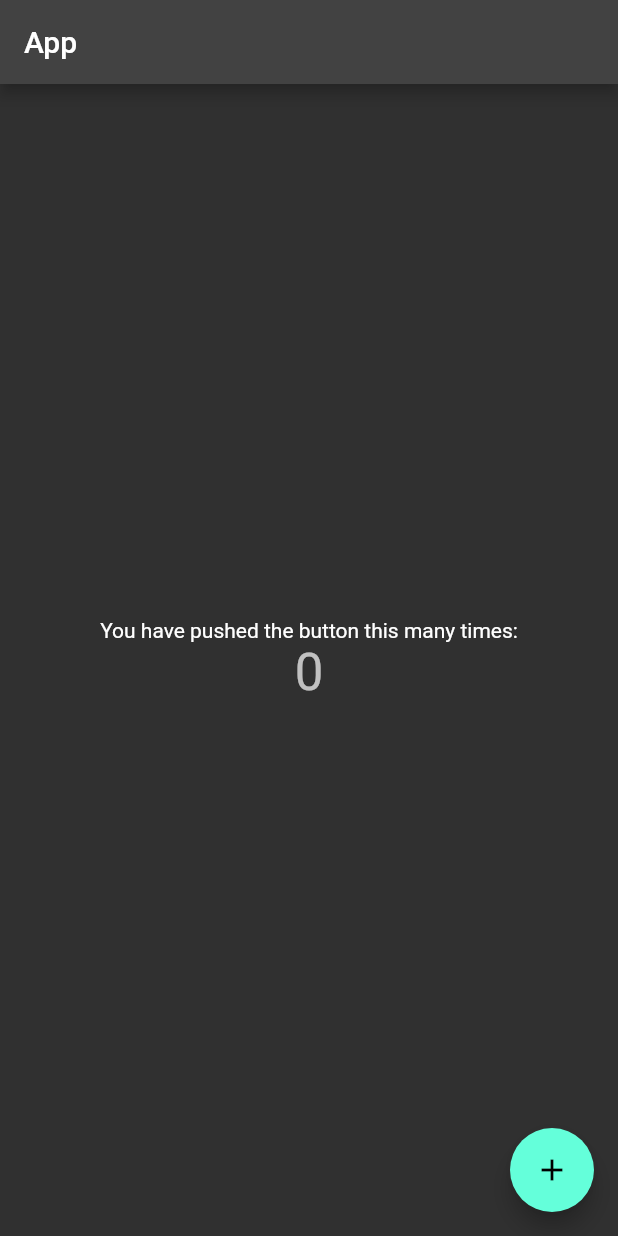
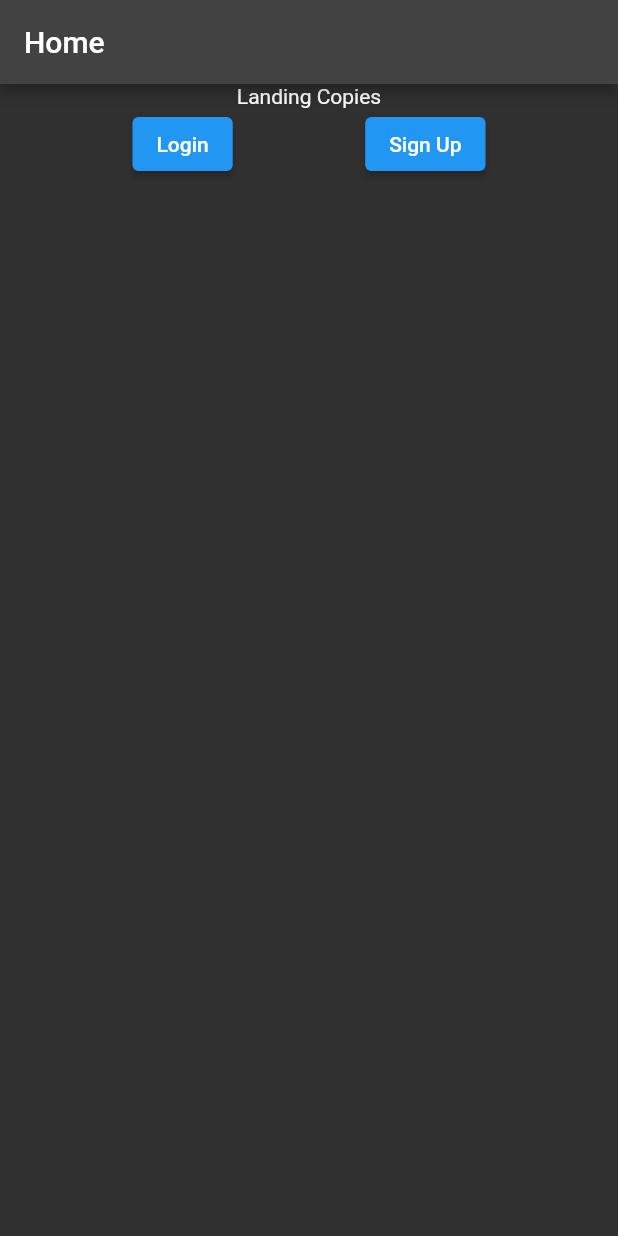
Before and after one commit to Rohithgilla12/potato, a Flutter app: the screen it shows after launch, on a phone screen of 412 x 824 dp. Run offline on Flutter 3.47's test engine with Material 2 defaults, Android fonts, the phone set to English and light mode, and no system bars; our stand-ins replace auto_route, flutter_dotenv, flutter_mobx, get_it, mobx, supabase_flutter; accounts and stored records are empty; generated files the repository leaves out were written again; statements that could not run were skipped.

Commit message:
Basic login + actions

```diff
--- a/lib/main.dart
+++ b/lib/main.dart
@@ -7,14 +7,15 @@ void main() async {
   runApp(const MyApp());
 }
 
+final AppRouter appRouter = AppRouter();
+
 class MyApp extends StatelessWidget {
   const MyApp({super.key});
 
   @override
   Widget build(BuildContext context) {
-    final appRouter = AppRouter();
     return MaterialApp.router(
-      title: 'Flutter Demo',
+      title: 'Potato',
       routerDelegate: appRouter.delegate(),
       routeInformationParser: appRouter.defaultRouteParser(),
       theme: ThemeData.dark(),
--- a/lib/src/screens/home.dart
+++ b/lib/src/screens/home.dart
@@ -1,45 +1,52 @@
+import 'package:auto_route/auto_route.dart';
 import 'package:flutter/material.dart';
+import 'package:flutter_mobx/flutter_mobx.dart';
+import 'package:potato/src/app/router.gr.dart';
+import 'package:potato/src/stores/app_store.dart';
 
-class HomePage extends StatefulWidget {
+class HomePage extends StatelessWidget {
   const HomePage({super.key});
 
   @override
-  State<HomePage> createState() => _HomePageState();
-}
+  Widget build(BuildContext context) {
+    final AppStore appStore = AppStore();
 
-class _HomePageState extends State<HomePage> {
-  int _counter = 0;
-
-  void _incrementCounter() {
-    setState(() {
-      _counter++;
-    });
-  }
-
-  @override
-  Widget build(BuildContext context) {
     return Scaffold(
       appBar: AppBar(
-        title: const Text('App'),
+        title: const Text('Home'),
       ),
-      body: Center(
-        child: Column(
-          mainAxisAlignment: MainAxisAlignment.center,
-          children: <Widget>[
-            const Text(
-              'You have pushed the button this many times:',
-            ),
-            Text(
-              '$_counter',
-              style: Theme.of(context).textTheme.headline4,
-            ),
-          ],
-        ),
-      ),
-      floatingActionButton: FloatingActionButton(
-        onPressed: _incrementCounter,
-        tooltip: 'Increment',
-        child: const Icon(Icons.add),
+      body: Observer(
+        builder: (_) {
+          if (appStore.auth.user == null) {
+            return Column(
+              children: [
+                const Center(
+                  child: Text('Landing Copies'),
+                ),
+                Row(
+                  mainAxisAlignment: MainAxisAlignment.spaceEvenly,
+                  children: <Widget>[
+                    ElevatedButton(
+                      onPressed: () {
+                        context.router.push(const LoginRoute());
+                      },
+                      child: const Text('Login'),
+                    ),
+                    ElevatedButton(
+                      onPressed: () {
+                        context.router.push(const SignUpRoute());
+                      },
+                      child: const Text('Sign Up'),
+                    ),
+                  ],
+                ),
+              ],
+            );
+          }
+          return const Center(
+            child: Text('Redirect me / Add a button to take me somewhere else'),
+          );
+        },
       ),
     );
   }
--- /dev/null
+++ b/lib/src/utils/supabase.dart
@@ -0,0 +1,4 @@
+import 'package:supabase_flutter/supabase_flutter.dart';
+
+final supabase = Supabase.instance.client;
+final auth = supabase.auth;
```
Also changed, not shown: lib/src/app/router.dart (+15 -1 lines), lib/src/init/init.dart (+8 -0 lines), lib/src/init/locator.dart (added, +10 -0 lines), lib/src/layouts/auth_layout.dart (added, +20 -0 lines), lib/src/screens/auth/login.dart (added, +20 -0 lines), lib/src/screens/auth/sign_up.dart (added, +63 -0 lines), lib/src/stores/app_store.dart (added, +13 -0 lines), lib/src/stores/auth_store.dart (added, +26 -0 lines), lib/src/app/router.gr.dart, lib/src/stores/app_store.g.dart (added), lib/src/stores/auth_store.g.dart (added), 2 other files.
